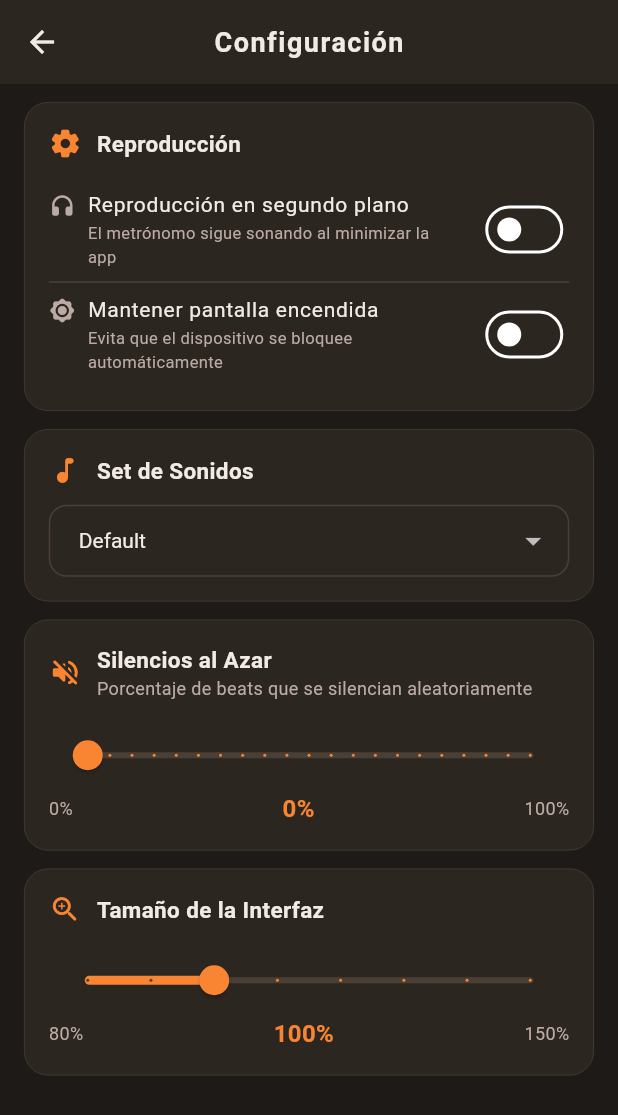
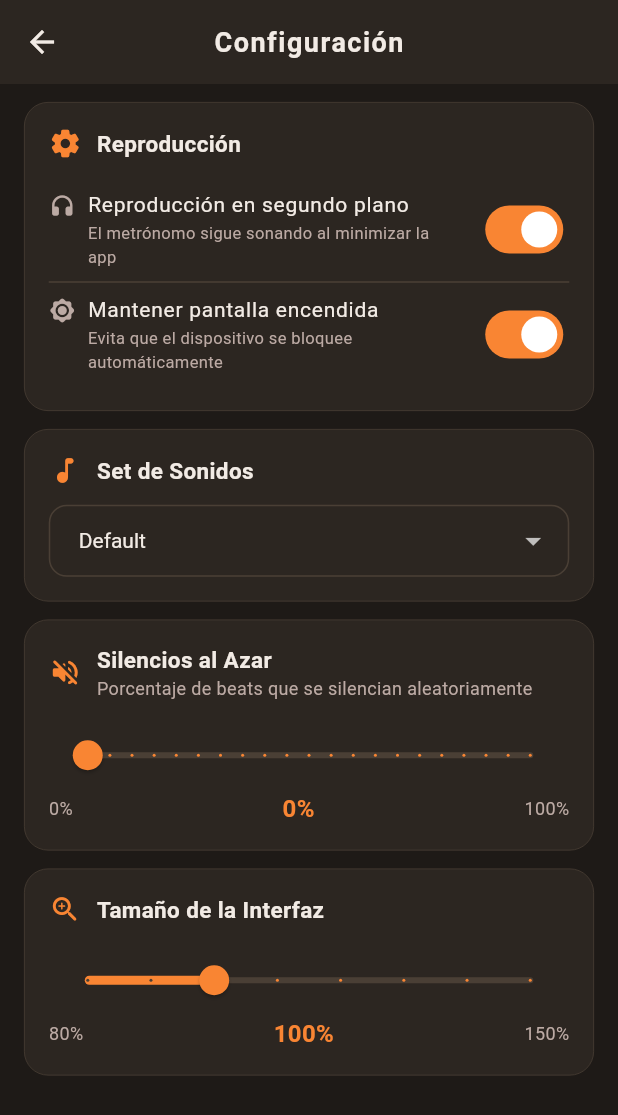
Before and after one commit to randazzofederico-coder/Metronomo, a Flutter app: the SettingsScreen screen opened directly, on a phone screen of 412 x 824 dp. Shown: the top 1115 px of the screen. Run offline on Flutter 3.47's test engine with Material 3 defaults, Android fonts, the phone set to English and light mode, and no system bars; our stand-ins replace cloud_firestore, firebase_auth, firebase_core, google_sign_in, plugin_platform_interface and 2 more; missing offline and left inert: dart:ffi, dart:js_interop; accounts and stored records are empty; network calls fail.

Commit message:
fix: sample rate dinámico, silencios al azar en PWA, defaults de settings y escala de UI - Engine C++ ahora acepta sampleRate paramétrico (resuelve desync 120bpm en PWA con dispositivos 48kHz) - Exportar _live_mixer_set_random_silence_percent a WASM y conectar bridge Dart->JS->C++ - Background playback y wakelock activados por defecto (true), con lifecycle states paused/hidden/inactive - UI Scale aplica TextScaler global pero excluye controles de precisión (secuenciador, BPM bar, teclado, macro ciclo) - Actualización de README con cambios técnicos

```diff
--- a/lib/main.dart
+++ b/lib/main.dart
@@ -90,6 +90,16 @@ class MyApp extends StatelessWidget {
         ),
         home: const AuthGate(),
         debugShowCheckedModeBanner: false,
+        builder: (context, child) {
+          final settings = context.watch<SettingsProvider>();
+          final data = MediaQuery.of(context);
+          return MediaQuery(
+            data: data.copyWith(
+              textScaler: TextScaler.linear(settings.uiScale),
+            ),
+            child: child!,
+          );
+        },
       ),
     );
   }
--- a/lib/providers/settings_provider.dart
+++ b/lib/providers/settings_provider.dart
@@ -40,10 +40,10 @@ class SettingsProvider extends ChangeNotifier {
   double _randomSilencePercentage = 0.0;
   double get randomSilencePercentage => _randomSilencePercentage;
 
-  bool _backgroundPlayback = false;
+  bool _backgroundPlayback = true;
   bool get backgroundPlayback => _backgroundPlayback;
 
-  bool _keepScreenOn = false;
+  bool _keepScreenOn = true;
   bool get keepScreenOn => _keepScreenOn;
 
   int _timerDurationMinutes = 0;
@@ -81,8 +81,8 @@ class SettingsProvider extends ChangeNotifier {
     final savedSound = prefs.getString(_prefKeySound) ?? 'Default';
     _selectedSound = availableSounds.contains(savedSound) ? savedSound : 'Default';
     _randomSilencePercentage = prefs.getDouble(_prefKeySilence) ?? 0.0;
-    _backgroundPlayback = prefs.getBool(_prefKeyBackground) ?? false;
-    _keepScreenOn = prefs.getBool(_prefKeyScreenOn) ?? false;
+    _backgroundPlayback = prefs.getBool(_prefKeyBackground) ?? true;
+    _keepScreenOn = prefs.getBool(_prefKeyScreenOn) ?? true;
     _timerDurationMinutes = prefs.getInt(_prefKeyTimer) ?? 0;
     _isTrainingSessionActive = prefs.getBool(_prefKeyTrainingActive) ?? false;
     _trainingStartBpm = prefs.getInt(_prefKeyTrainingStartBpm) ?? 60;
--- a/lib/screens/login_screen.dart
+++ b/lib/screens/login_screen.dart
@@ -412,8 +412,9 @@ class _LoginScreenState extends State<LoginScreen> with SingleTickerProviderStat
                     const SizedBox(height: 16),
 
                     // Toggle mode
-                    Row(
-                      mainAxisAlignment: MainAxisAlignment.center,
+                    Wrap(
+                      alignment: WrapAlignment.center,
+                      crossAxisAlignment: WrapCrossAlignment.center,
                       children: [
                         Text(
                           _isRegisterMode ? "¿Ya tenés cuenta?" : "¿No tenés usuario?",
--- a/packages/native_audio_engine/lib/live_mixer_bindings.dart
+++ b/packages/native_audio_engine/lib/live_mixer_bindings.dart
@@ -4,8 +4,8 @@ import 'dart:io';
 import 'package:ffi/ffi.dart';
 
 // Type definitions
-typedef LiveMixerCreateC = Pointer<Void> Function();
-typedef LiveMixerCreateDart = Pointer<Void> Function();
+typedef LiveMixerCreateC = Pointer<Void> Function(Int32);
+typedef LiveMixerCreateDart = Pointer<Void> Function(int);
 
 typedef LiveMixerDestroyC = Void Function(Pointer<Void>);
 typedef LiveMixerDestroyDart = void Function(Pointer<Void>);
@@ -152,7 +152,7 @@ class LiveMixerBindings {
       func(dataPtr);
   }
 
-  Pointer<Void> create() => _create();
+  Pointer<Void> create(int sampleRate) => _create(sampleRate);
   void destroy(Pointer<Void> handle) => _destroy(handle);
 
   Pointer<WaveformData> addTrack(Pointer<Void> mixer, String id, String filePath) {
--- a/packages/native_audio_engine/lib/live_mixer_native.dart
+++ b/packages/native_audio_engine/lib/live_mixer_native.dart
@@ -10,7 +10,7 @@ class LiveMixer {
   bool _isDisposed = false;
 
   LiveMixer() {
-    _handle = _bindings.create();
+    _handle = _bindings.create(44100);
   }
 
   void dispose() {
--- a/packages/native_audio_engine/lib/live_mixer_web.dart
+++ b/packages/native_audio_engine/lib/live_mixer_web.dart
@@ -370,7 +370,11 @@ class LiveMixer {
   }
 
   void setRandomSilencePercent(double percent) {
-     // Web: handled in JS audioWorklet or ignored
+     if (_isDisposed || !isReady) return;
+     final msg = JSObject();
+     msg.setProperty('cmd'.toJS, 'setRandomSilencePercent'.toJS);
+     msg.setProperty('percent'.toJS, percent.toJS);
+     _postCmd(msg);
   }
 
   void setMetronomeConfig(int bpm) {
```
Also changed, not shown: lib/screens/metronome_screen.dart (+17 -5 lines), firebase.json (added), lib/firebase_options.dart, 12 other files.
